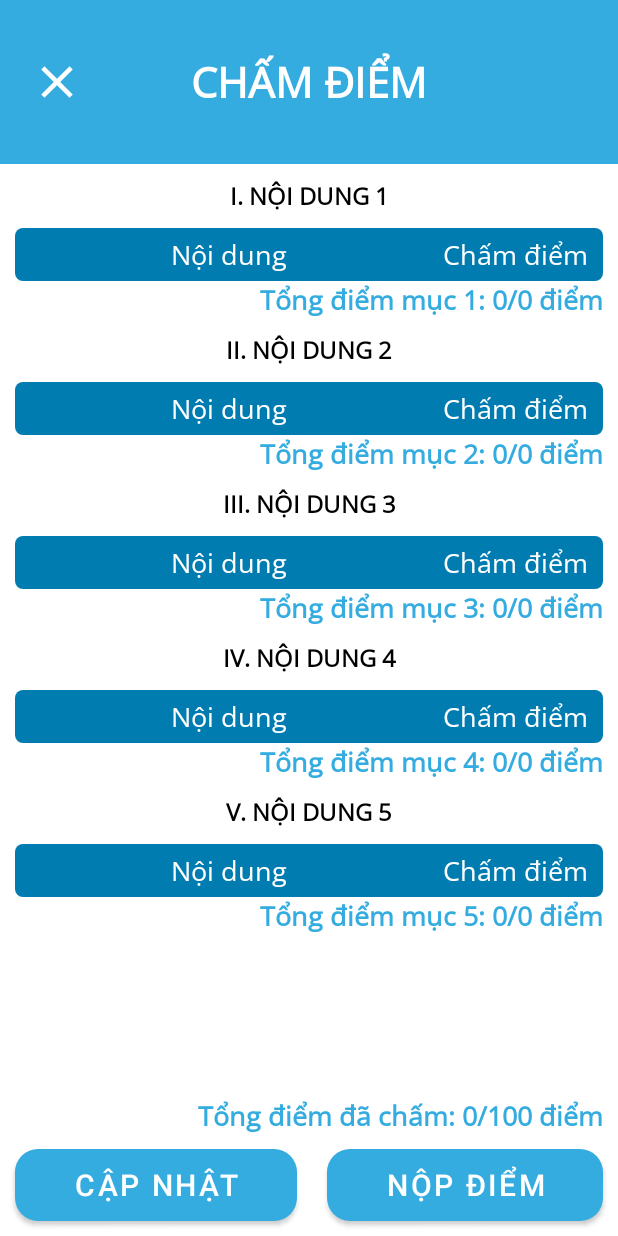
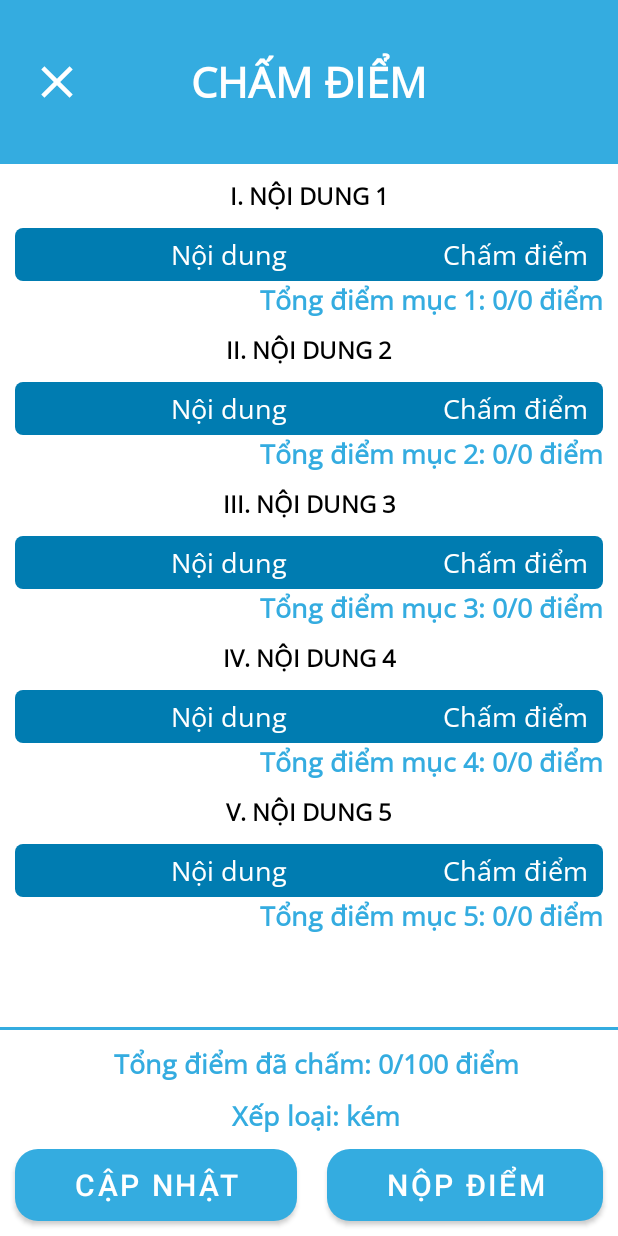
Before and after one commit to nguyenson257/AppDiemRenLuyen, an Android app: the ChamDiem screen opened directly, with no data from a screen before it, after a tap on "CẬP NHẬT", on a phone screen of 412 x 824 dp. Run offline under Robolectric (Android 15) with nearby library versions, the phone set to English and light mode, and no system bars; 5 statements that could not run were skipped.

Commit message:
up xếp loại

```diff
--- a/app/src/main/java/com/example/diemrenluyen/ChamDiem.java
+++ b/app/src/main/java/com/example/diemrenluyen/ChamDiem.java
@@ -28,7 +28,7 @@ public class ChamDiem extends AppCompatActivity {
     private int mmax1=0, mmax2=0, mmax3=0, mmax4=0, mmax5=0;
     private ArrayList<getdiemcham> listdiem1 = new ArrayList<>(), listdiem2 = new ArrayList<>(), listdiem3 = new ArrayList<>(), listdiem4 = new ArrayList<>(), listdiem5 = new ArrayList<>();
     private Button btn_nopdiem,btn_capnhat;
-    private TextView tongdiem1, tongdiem2, tongdiem3, tongdiem4, tongdiem5, tongdiemtatca;
+    private TextView tongdiem1, tongdiem2, tongdiem3, tongdiem4, tongdiem5, tongdiemtatca, xeploai;
     private TextView noidung1, noidung2, noidung3, noidung4, noidung5;
     private ImageView btn_close;
     private userdomain user;
@@ -287,6 +287,19 @@ public class ChamDiem extends AppCompatActivity {
         tongdiem4.setText(text4);
         tongdiem5.setText(text5);
         tongdiemtatca.setText(texttc);
+        if (tongtc >= 90){
+            xeploai.setText("Xếp loại: Xuất sắc");
+        }else if (tongtc >= 80){
+            xeploai.setText("Xếp loại: Giỏi");
+        }else if (tongtc >= 65){
+            xeploai.setText("Xếp loại: Khá");
+        }else if (tongtc >= 50){
+            xeploai.setText("Xếp loại: Trung bình");
+        }else if (tongtc >= 35){
+            xeploai.setText("Xếp loại: Yếu");
+        }else{
+            xeploai.setText("Xếp loại: kém");
+        }
     }
 
     private void mucchalist() {
@@ -341,5 +354,6 @@ public class ChamDiem extends AppCompatActivity {
         noidung4 = findViewById(R.id.txt_noidung4);
         noidung5 = findViewById(R.id.txt_noidung5);
         btn_close = findViewById(R.id.btn_close);
+        xeploai = findViewById(R.id.xeploai);
     }
 }
--- a/app/src/main/res/layout/activity_cham_diem.xml
+++ b/app/src/main/res/layout/activity_cham_diem.xml
@@ -38,7 +38,7 @@
         android:layout_width="match_parent"
         android:layout_height="match_parent"
         android:layout_below="@id/header_search"
-        android:layout_above="@+id/tongdiemtatca">
+        android:layout_above="@+id/line">
 
         <LinearLayout
             android:layout_width="match_parent"
@@ -412,21 +412,39 @@
 
         </LinearLayout>
     </ScrollView>
-
+    <RelativeLayout
+        android:id="@+id/line"
+        android:layout_width="match_parent"
+        android:layout_height="2dp"
+        android:background="@color/xanhduong"
+        android:layout_above="@id/tongdiemtatca"/>
     <TextView
         android:id="@+id/tongdiemtatca"
         android:layout_width="match_parent"
         android:layout_height="wrap_content"
-        android:layout_above="@+id/grp_btn"
+        android:layout_above="@+id/xeploai"
         android:textColor="@color/xanhduong"
         android:fontFamily="@font/opensans"
         android:textStyle="bold"
-        android:gravity="right"
+        android:gravity="center"
         android:textSize="18sp"
         android:layout_marginTop="10dp"
-        android:layout_marginRight="10dp"
+        android:layout_marginLeft="10dp"
         android:text="Tổng điểm đã chấm: 0/100 điểm"/>
 
+    <TextView
+        android:id="@+id/xeploai"
+        android:layout_width="match_parent"
+        android:layout_height="wrap_content"
+        android:layout_above="@+id/grp_btn"
+        android:layout_marginLeft="10dp"
+        android:layout_marginTop="10dp"
+        android:fontFamily="@font/opensans"
+        android:gravity="center"
+        android:text="Xếp loại:"
+        android:textColor="@color/xanhduong"
+        android:textSize="18sp"
+        android:textStyle="bold" />
     <LinearLayout
         android:layout_width="match_parent"
         android:layout_height="wrap_content"
```
